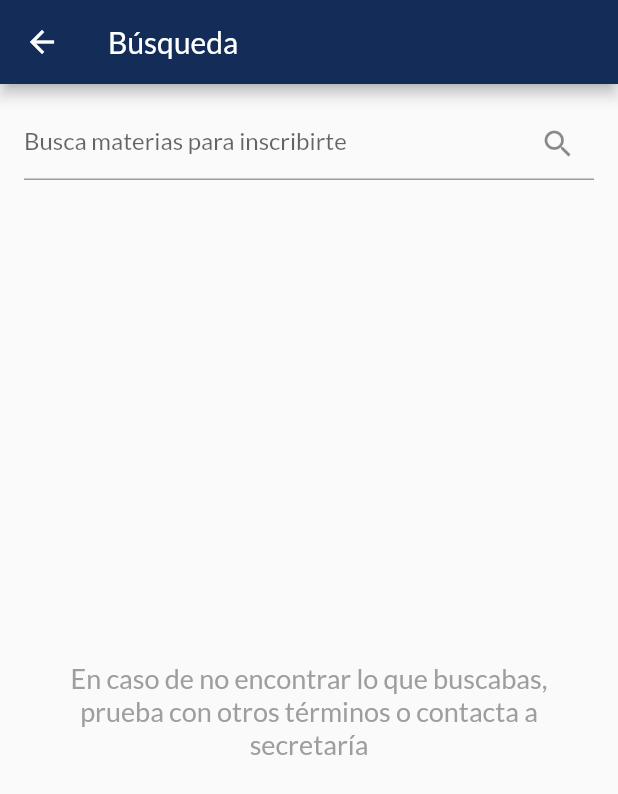
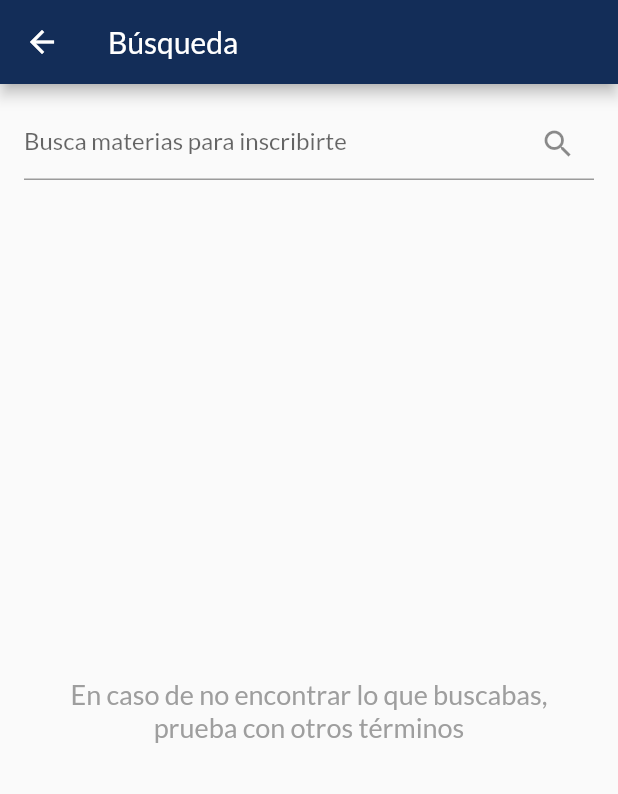
Before and after one commit to ju4ncito/turnero_taie_front, a Flutter app: the SearchPage screen opened directly, on a phone screen of 412 x 824 dp. Shown: the top 794 px of the screen. Run offline on Flutter 3.47's test engine with Material 2 defaults, Android fonts, the phone set to English and light mode, and no system bars; our stand-ins replace chopper, easy_debounce, flutter_rating_bar, flutter_secure_storage, google_fonts, google_nav_bar and 3 more; accounts and stored records are empty; generated files the repository leaves out were written again.

Commit message:
Busqueda not found text re-write

```diff
--- a/lib/components/search.dart
+++ b/lib/components/search.dart
@@ -274,7 +274,7 @@ class _SearchPageState extends State<SearchPage> {
                                   child: Padding(
                                     padding: EdgeInsets.all(8.0),
                                     child: Text(
-                                      'En caso de no encontrar lo que buscabas, prueba con otros términos o contacta a secretaría',
+                                      'En caso de no encontrar lo que buscabas, prueba con otros términos',
                                       style: TextStyle(
                                         color: Colors.grey,
                                         fontSize: 18,
@@ -289,7 +289,7 @@ class _SearchPageState extends State<SearchPage> {
                             child: Padding(
                               padding: EdgeInsets.all(8.0),
                               child: Text(
-                                'En caso de no encontrar lo que buscabas, prueba con otros términos o contacta a secretaría',
+                                'En caso de no encontrar lo que buscabas, prueba con otros términos',
                                 style: TextStyle(
                                   color: Colors.grey,
                                   fontSize: 18,
```
